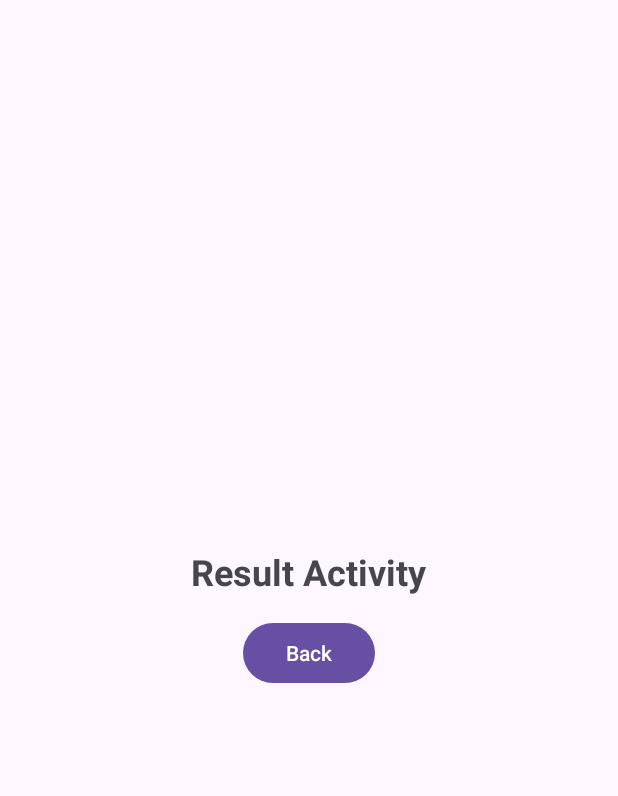
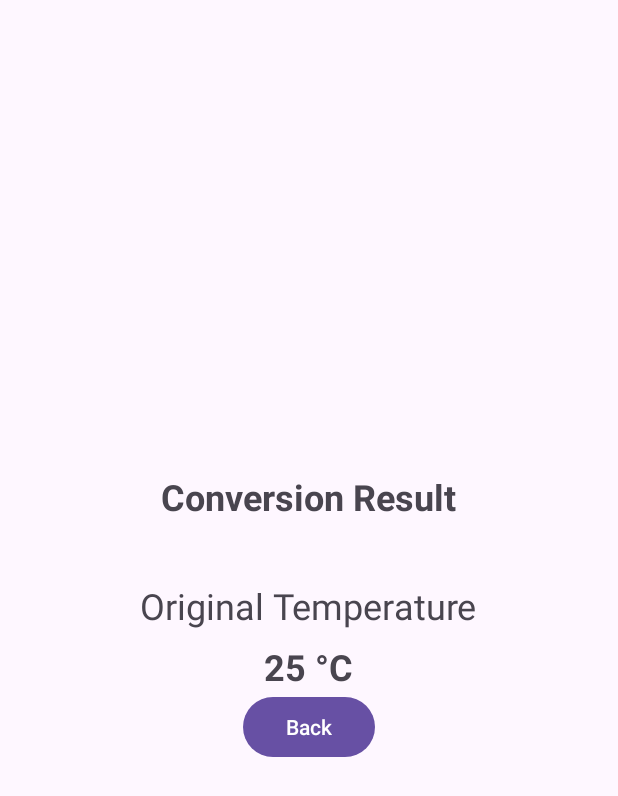
Before and after one commit to ahmadsohailwahidy/SAM_Mobile_App, an Android app: the ResultActivity screen opened directly, with no data from a screen before it, on a phone screen of 412 x 824 dp. Shown: the top 796 px of the screen. Run offline under Robolectric (Android 15) with nearby library versions, the phone set to English and light mode, and no system bars.

Commit message:
view added in result activity

```diff
--- a/app/src/main/res/layout/activity_result.xml
+++ b/app/src/main/res/layout/activity_result.xml
@@ -11,10 +11,26 @@
     <TextView
         android:layout_width="wrap_content"
         android:layout_height="wrap_content"
-        android:text="Result Activity"
+        android:text="Conversion Result"
         android:textStyle="bold"
         android:textSize="24sp"
-        android:layout_marginBottom="14dp" />
+        android:layout_marginBottom="40dp"
+        android:gravity="center" />
+
+    <TextView
+        android:layout_width="wrap_content"
+        android:layout_height="wrap_content"
+        android:text="Original Temperature"
+        android:textSize="24sp"  />
+
+    <TextView
+        android:id="@+id/txtOriginal"
+        android:layout_width="wrap_content"
+        android:layout_height="wrap_content"
+        android:text="25 °C"
+        android:textSize="24sp"
+        android:textStyle="bold"
+        android:layout_marginTop="8dp" />
 
     <Button
         android:id="@+id/btnBack"
```
